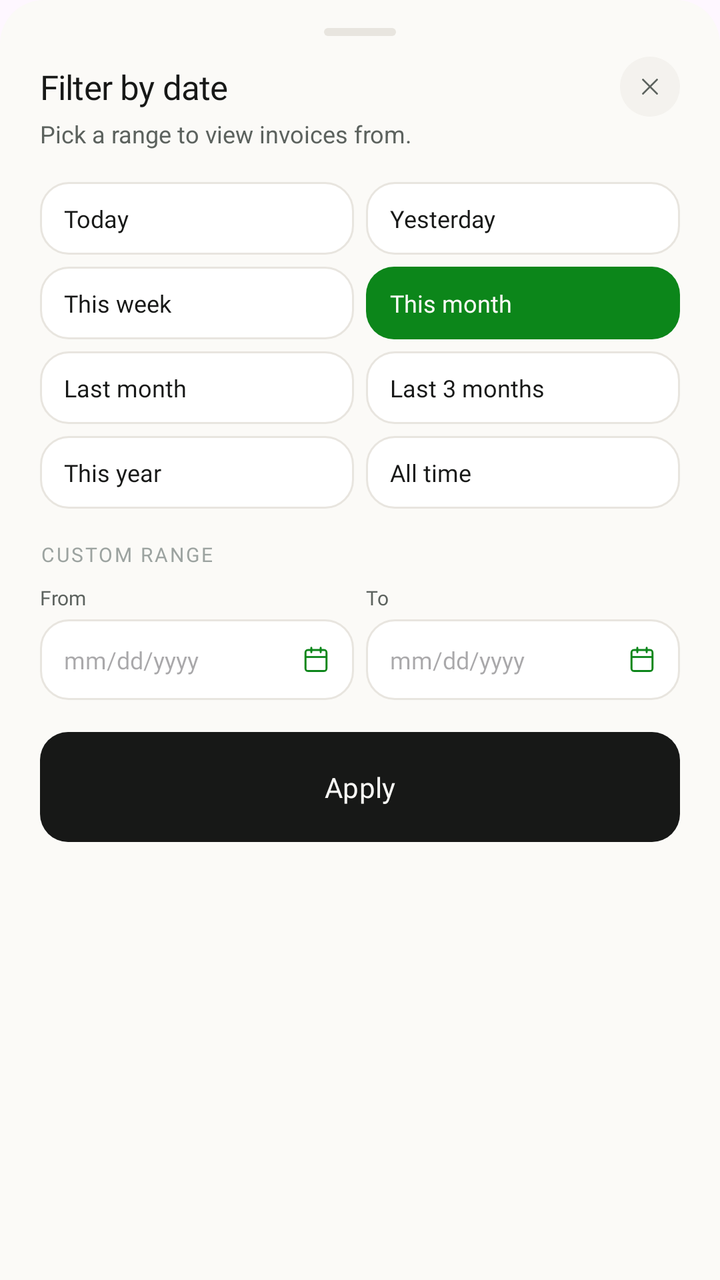
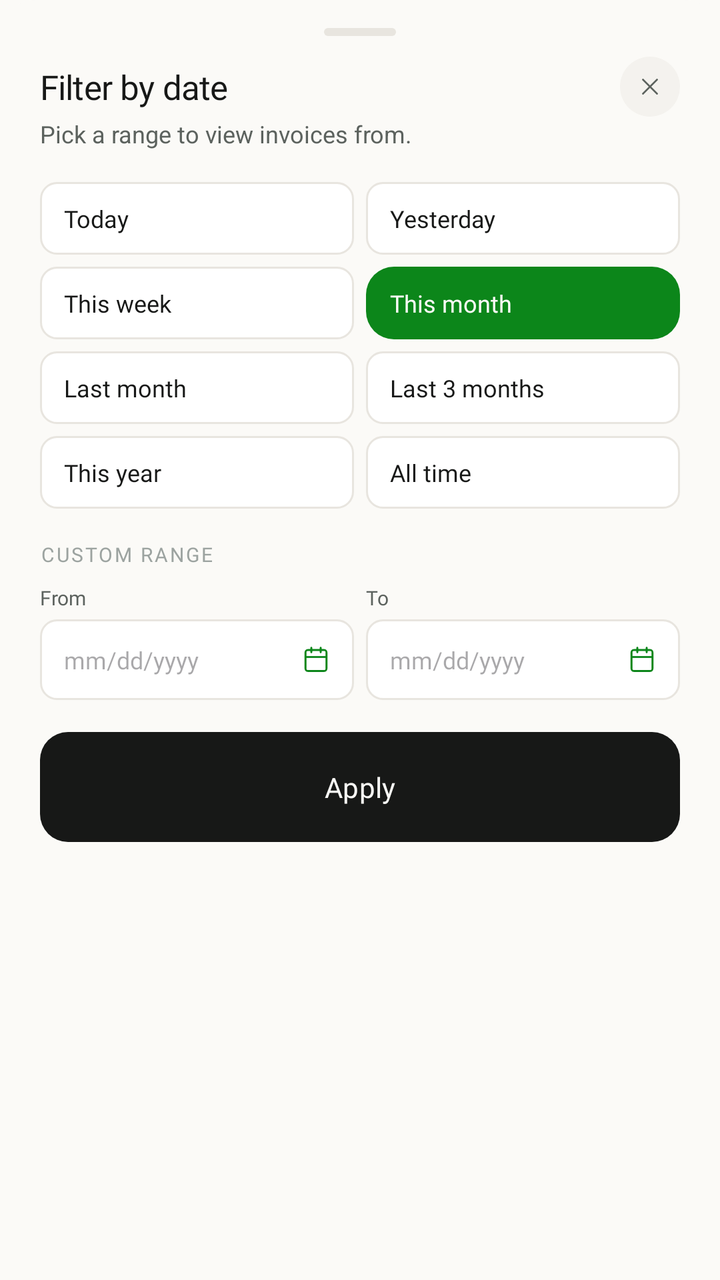

Screens rendered from an Android XML layout before and after an edit, with the pre-edit source and the edit as a unified diff.
<!-- AndroidManifest.xml: application theme Theme.InvoiceGenerator -->
<!-- res/layout/bottom_sheet_filter_invoices.xml -->
<?xml version="1.0" encoding="utf-8"?>
<androidx.constraintlayout.widget.ConstraintLayout xmlns:android="http://schemas.android.com/apk/res/android"
    xmlns:app="http://schemas.android.com/apk/res-auto"
    android:layout_width="match_parent"
    android:layout_height="wrap_content"
    android:background="@drawable/bg_currency_picker_sheet"
    android:paddingHorizontal="20dp"
    android:paddingTop="8dp"
    android:paddingBottom="28dp">

    
    <view class="android.widget.ImageView"
        android:id="@+id/dragHandleDateFilter"
        android:layout_width="36dp"
        android:layout_height="4dp"
        android:layout_marginTop="6dp"
        android:background="@drawable/drag_handle_bg"
        app:layout_constraintStart_toStartOf="parent"
        app:layout_constraintEnd_toEndOf="parent"
        app:layout_constraintTop_toTopOf="parent"/>

    
    <TextView
        android:id="@+id/filterTitle"
        android:layout_width="wrap_content"
        android:layout_height="wrap_content"
        android:text="Filter by date"
        android:fontFamily="@font/inter_bold"
        android:textSize="17sp"
        android:letterSpacing="-0.015"
        android:layout_marginTop="14dp"
        android:textColor="@color/btn_text_dark"
        app:layout_constraintTop_toBottomOf="@id/dragHandleDateFilter"
        app:layout_constraintStart_toStartOf="parent"
        app:layout_constraintEnd_toStartOf="@id/closeBtnDateFilter"
        app:layout_constraintHorizontal_bias="0"/>

    
    <TextView
        android:id="@+id/filterSubtitle"
        android:layout_width="0dp"
        android:layout_height="wrap_content"
        android:textSize="12sp"
        android:text="Pick a range to view invoices from."
        android:layout_marginTop="4dp"
        android:layout_marginEnd="12dp"
        android:textColor="@color/subheading_color_home"
        android:lineSpacingMultiplier="1.5"
        app:layout_constraintTop_toBottomOf="@id/filterTitle"
        app:layout_constraintStart_toStartOf="parent"
        app:layout_constraintEnd_toStartOf="@id/closeBtnDateFilter"/>

    
    <ImageButton
        android:id="@+id/closeBtnDateFilter"
        android:layout_width="30dp"
        android:layout_height="30dp"
        android:background="@drawable/bg_cross_button"
        android:backgroundTint="#F4F2EE"
        android:src="@drawable/ic_close"
        app:layout_constraintEnd_toEndOf="parent"
        app:layout_constraintTop_toTopOf="@id/filterTitle"
        app:layout_constraintBottom_toBottomOf="@id/filterTitle"/>

    
    <LinearLayout
        android:id="@+id/quickRangeGrid"
        android:layout_width="match_parent"
        android:layout_height="wrap_content"
        android:orientation="vertical"
        android:layout_marginTop="16dp"
        app:layout_constraintTop_toBottomOf="@id/filterSubtitle"
        app:layout_constraintStart_toStartOf="parent"
        app:layout_constraintEnd_toEndOf="parent">

        
        <LinearLayout
            android:layout_width="match_parent"
            android:layout_height="wrap_content"
            android:orientation="horizontal">

            <TextView
                android:id="@+id/btnToday"
                android:layout_width="0dp"
                android:layout_height="wrap_content"
                android:layout_weight="1"
                android:layout_marginEnd="3dp"
                android:background="@drawable/bg_input_field"
                android:paddingHorizontal="12dp"
                android:paddingVertical="10dp"
                android:text="Today"
                android:textSize="12sp"
                android:fontFamily="@font/inter_semibold"
                android:textColor="@color/btn_text_dark"
                android:gravity="start|center_vertical"
                android:clickable="true"
                android:focusable="true"/>

            <TextView
                android:id="@+id/btnYesterday"
                android:layout_width="0dp"
                android:layout_height="wrap_content"
                android:layout_weight="1"
                android:layout_marginStart="3dp"
                android:background="@drawable/bg_input_field"
                android:paddingHorizontal="12dp"
                android:paddingVertical="10dp"
                android:text="Yesterday"
                android:textSize="12sp"
                android:fontFamily="@font/inter_semibold"
                android:textColor="@color/btn_text_dark"
                android:gravity="start|center_vertical"
                android:clickable="true"
                android:focusable="true"/>
        </LinearLayout>

        
        <LinearLayout
            android:layout_width="match_parent"
            android:layout_height="wrap_content"
            android:orientation="horizontal"
            android:layout_marginTop="6dp">

            <TextView
                android:id="@+id/btnThisWeek"
                android:layout_width="0dp"
                android:layout_height="wrap_content"
                android:layout_weight="1"
                android:layout_marginEnd="3dp"
                android:background="@drawable/bg_input_field"
                android:paddingHorizontal="12dp"
                android:paddingVertical="10dp"
                android:text="This week"
                android:textSize="12sp"
                android:fontFamily="@font/inter_semibold"
                android:textColor="@color/btn_text_dark"
                android:gravity="start|center_vertical"
                android:clickable="true"
                android:focusable="true"/>

            <TextView
                android:id="@+id/btnThisMonth"
                android:layout_width="0dp"
                android:layout_height="wrap_content"
                android:layout_weight="1"
                android:layout_marginStart="3dp"
                android:background="@drawable/green_btn_bg"
                android:backgroundTint="@color/primary_green"
                android:paddingHorizontal="12dp"
                android:paddingVertical="10dp"
                android:text="This month"
                android:textSize="12sp"
                android:fontFamily="@font/inter_semibold"
                android:textColor="@color/bg_cream"
                android:gravity="start|center_vertical"
                android:clickable="true"
                android:focusable="true"/>
        </LinearLayout>

        
        <LinearLayout
            android:layout_width="match_parent"
            android:layout_height="wrap_content"
            android:orientation="horizontal"
            android:layout_marginTop="6dp">

            <TextView
                android:id="@+id/btnLastMonth"
                android:layout_width="0dp"
                android:layout_height="wrap_content"
                android:layout_weight="1"
                android:layout_marginEnd="3dp"
                android:background="@drawable/bg_input_field"
                android:paddingHorizontal="12dp"
                android:paddingVertical="10dp"
                android:text="Last month"
                android:textSize="12sp"
                android:fontFamily="@font/inter_semibold"
                android:textColor="@color/btn_text_dark"
                android:gravity="start|center_vertical"
                android:clickable="true"
                android:focusable="true"/>

            <TextView
                android:id="@+id/btnLast3Months"
                android:layout_width="0dp"
                android:layout_height="wrap_content"
                android:layout_weight="1"
                android:layout_marginStart="3dp"
                android:background="@drawable/bg_input_field"
                android:paddingHorizontal="12dp"
                android:paddingVertical="10dp"
                android:text="Last 3 months"
                android:textSize="12sp"
                android:fontFamily="@font/inter_semibold"
                android:textColor="@color/btn_text_dark"
                android:gravity="start|center_vertical"
                android:clickable="true"
                android:focusable="true"/>
        </LinearLayout>

        
        <LinearLayout
            android:layout_width="match_parent"
            android:layout_height="wrap_content"
            android:orientation="horizontal"
            android:layout_marginTop="6dp">

            <TextView
                android:id="@+id/btnThisYear"
                android:layout_width="0dp"
                android:layout_height="wrap_content"
                android:layout_weight="1"
                android:layout_marginEnd="3dp"
                android:background="@drawable/bg_input_field"
                android:paddingHorizontal="12dp"
                android:paddingVertical="10dp"
                android:text="This year"
                android:textSize="12sp"
                android:fontFamily="@font/inter_semibold"
                android:textColor="@color/btn_text_dark"
                android:gravity="start|center_vertical"
                android:clickable="true"
                android:focusable="true"/>

            <TextView
                android:id="@+id/btnAllTime"
                android:layout_width="0dp"
                android:layout_height="wrap_content"
                android:layout_weight="1"
                android:layout_marginStart="3dp"
                android:background="@drawable/bg_input_field"
                android:paddingHorizontal="12dp"
                android:paddingVertical="10dp"
                android:text="All time"
                android:textSize="12sp"
                android:fontFamily="@font/inter_semibold"
                android:textColor="@color/btn_text_dark"
                android:gravity="start|center_vertical"
                android:clickable="true"
                android:focusable="true"/>
        </LinearLayout>

    </LinearLayout>

    
    <TextView
        android:id="@+id/customRangeLabel"
        android:layout_width="wrap_content"
        android:layout_height="wrap_content"
        android:text="Custom range"
        android:textAllCaps="true"
        android:textColor="#9CA3A0"
        android:letterSpacing="0.1"
        android:fontFamily="@font/inter_semibold"
        android:textSize="10sp"
        android:layout_marginTop="16dp"
        app:layout_constraintTop_toBottomOf="@id/quickRangeGrid"
        app:layout_constraintStart_toStartOf="parent"/>

    
    <LinearLayout
        android:id="@+id/dateRangeRow"
        android:layout_width="match_parent"
        android:layout_height="wrap_content"
        android:orientation="horizontal"
        android:layout_marginTop="8dp"
        app:layout_constraintTop_toBottomOf="@id/customRangeLabel"
        app:layout_constraintStart_toStartOf="parent"
        app:layout_constraintEnd_toEndOf="parent">

        <LinearLayout
            android:layout_width="0dp"
            android:layout_height="wrap_content"
            android:layout_weight="1"
            android:layout_marginEnd="3dp"
            android:orientation="vertical">

            <TextView
                android:layout_width="wrap_content"
                android:layout_height="wrap_content"
                android:text="From"
                android:textSize="10sp"
                android:fontFamily="@font/inter_medium"
                android:textColor="@color/subheading_color_home"
                android:layout_marginBottom="4dp"/>

            <EditText
                android:id="@+id/fromDateInput"
                android:layout_width="match_parent"
                android:layout_height="wrap_content"
                android:background="@drawable/bg_input_field"
                android:padding="12dp"
                android:textSize="12sp"
                android:fontFamily="@font/inter_medium"
                android:textColor="@color/btn_text_dark"
                android:hint="mm/dd/yyyy"
                android:drawableEnd="@drawable/ic_calender_2"
                android:inputType="date"
                android:focusable="false"
                android:clickable="true"/>
        </LinearLayout>

        <LinearLayout
            android:layout_width="0dp"
            android:layout_height="wrap_content"
            android:layout_weight="1"
            android:layout_marginStart="3dp"
            android:orientation="vertical">

            <TextView
                android:layout_width="wrap_content"
                android:layout_height="wrap_content"
                android:text="To"
                android:textSize="10sp"
                android:fontFamily="@font/inter_medium"
                android:textColor="@color/subheading_color_home"
                android:layout_marginBottom="4dp"/>

            <EditText
                android:id="@+id/toDateInput"
                android:layout_width="match_parent"
                android:layout_height="wrap_content"
                android:background="@drawable/bg_input_field"
                android:padding="12dp"
                android:textSize="12sp"
                android:fontFamily="@font/inter_medium"
                android:textColor="@color/btn_text_dark"
                android:hint="mm/dd/yyyy"
                android:drawableEnd="@drawable/ic_calender_2"
                android:inputType="date"
                android:focusable="false"
                android:clickable="true"/>
        </LinearLayout>
    </LinearLayout>

    
    <Button
        android:id="@+id/applyBtn"
        android:layout_width="match_parent"
        android:layout_height="wrap_content"
        android:text="Apply"
        android:paddingHorizontal="14dp"
        android:paddingVertical="14dp"
        android:textAllCaps="false"
        android:textSize="14sp"
        android:fontFamily="@font/inter_semibold"
        android:textColor="@color/bg_cream"
        app:backgroundTint="@null"
        android:background="@drawable/green_btn_bg"
        android:backgroundTint="@color/btn_bg_dark"
        android:layout_marginTop="16dp"
        app:layout_constraintTop_toBottomOf="@id/dateRangeRow"
        app:layout_constraintStart_toStartOf="parent"
        app:layout_constraintEnd_toEndOf="parent"/>

</androidx.constraintlayout.widget.ConstraintLayout>
<!-- resources referenced by this layout -->
<resources>
  <color name="bg_cream">#FBFAF7</color>
  <color name="btn_bg_dark">#171817</color>
  <color name="btn_text_dark">#171817</color>
  <color name="primary_green">#0C861A</color>
  <color name="subheading_color_home">#5C625E</color>
  <!-- drawable bg_cross_button (drawable) -->
  <?xml version="1.0" encoding="utf-8"?>
  <shape xmlns:android="http://schemas.android.com/apk/res/android">
      <solid android:color="#F4F2EE" />
      <corners android:radius="999dp" />
  </shape>
  <!-- drawable bg_currency_picker_sheet (drawable) -->
  <?xml version="1.0" encoding="utf-8"?>
  <shape xmlns:android="http://schemas.android.com/apk/res/android"
      android:shape="rectangle">
      <solid
          android:color="#FBFAF7"/>
      <corners
          android:topRightRadius="22dp"
          android:topLeftRadius="22dp"/>
  
  </shape>
  <!-- drawable bg_input_field (drawable) -->
  <?xml version="1.0" encoding="utf-8"?>
  <shape xmlns:android="http://schemas.android.com/apk/res/android"
      android:shape="rectangle">
      <solid android:color="#FFFFFF"/>
      <stroke android:width="1dp"
          android:color="#E8E5DF"/>
      <corners android:radius="14dp"/>
  
  </shape>
  <!-- drawable drag_handle_bg (drawable) -->
  <?xml version="1.0" encoding="utf-8"?>
  <shape xmlns:android="http://schemas.android.com/apk/res/android">
      <solid android:color="#E8E5DF" />
      <corners android:radius="2dp" />
  </shape>
  <!-- drawable green_btn_bg (drawable) -->
  <?xml version="1.0" encoding="utf-8"?>
  <shape xmlns:android="http://schemas.android.com/apk/res/android">
      <solid android:color="#0C861A" />
      <corners android:radius="14dp" />
  </shape>
  <!-- drawable ic_close (drawable) -->
  <?xml version="1.0" encoding="utf-8"?>
  <vector xmlns:android="http://schemas.android.com/apk/res/android"
      android:width="14dp"
      android:height="14dp"
      android:viewportWidth="24"
      android:viewportHeight="24">
  
      <path
          android:pathData="M6,6 L18,18"
          android:strokeColor="#5C625E"
          android:strokeWidth="1.6"
          android:strokeLineCap="round"
          android:strokeLineJoin="round" />
  
      <path
          android:pathData="M18,6 L6,18"
          android:strokeColor="#5C625E"
          android:strokeWidth="1.6"
          android:strokeLineCap="round"
          android:strokeLineJoin="round" />
  
  </vector>
  <style name="Theme.InvoiceGenerator" parent="Base.Theme.InvoiceGenerator" />
  <style name="Base.Theme.InvoiceGenerator" parent="Theme.Material3.DayNight.NoActionBar">
          <item name="android:navigationBarColor">@android:color/transparent</item>
          <item name="android:statusBarColor">@android:color/transparent</item>
          <item name="android:windowLightNavigationBar">true</item>
      </style>
  <!-- unchanged entries left out for length: 1 -->
</resources>

<!-- the commit's change to res/layout/bottom_sheet_filter_invoices.xml (unified diff, before → after) -->
@@ -56,7 +56,7 @@
         android:layout_width="30dp"
         android:layout_height="30dp"
         android:background="@drawable/bg_cross_button"
-        android:backgroundTint="#F4F2EE"
+        android:backgroundTint="@color/greyish_white"
         android:src="@drawable/ic_close"
         app:layout_constraintEnd_toEndOf="parent"
         app:layout_constraintTop_toTopOf="@id/filterTitle"
@@ -250,7 +250,7 @@
         android:layout_height="wrap_content"
         android:text="Custom range"
         android:textAllCaps="true"
-        android:textColor="#9CA3A0"
+        android:textColor="@color/text_secondary"
         android:letterSpacing="0.1"
         android:fontFamily="@font/inter_semibold"
         android:textSize="10sp"
<!-- resource entries referenced after the edit -->
@@ -3,39 +3,33 @@
   <color name="bg_cream">#FBFAF7</color>
   <color name="btn_bg_dark">#171817</color>
   <color name="btn_text_dark">#171817</color>
+  <color name="greyish_white">#F4F2EE</color>
   <color name="primary_green">#0C861A</color>
   <color name="subheading_color_home">#5C625E</color>
+  <color name="text_secondary">#9CA3A0</color>
   <!-- drawable bg_cross_button (drawable) -->
   <?xml version="1.0" encoding="utf-8"?>
   <shape xmlns:android="http://schemas.android.com/apk/res/android">
-      <solid android:color="#F4F2EE" />
-      <corners android:radius="999dp" />
+      <corners android:radius="999dp"/>
+      <solid android:color="@color/greyish_white" />
   </shape>
   <!-- drawable bg_currency_picker_sheet (drawable) -->
   <?xml version="1.0" encoding="utf-8"?>
-  <shape xmlns:android="http://schemas.android.com/apk/res/android"
-      android:shape="rectangle">
-      <solid
-          android:color="#FBFAF7"/>
-      <corners
-          android:topRightRadius="22dp"
-          android:topLeftRadius="22dp"/>
-  
+  <shape xmlns:android="http://schemas.android.com/apk/res/android">
+      <corners android:topLeftRadius="18dp" android:topRightRadius="18dp"/>
+      <solid android:color="@color/bg_cream"/>
   </shape>
   <!-- drawable bg_input_field (drawable) -->
   <?xml version="1.0" encoding="utf-8"?>
-  <shape xmlns:android="http://schemas.android.com/apk/res/android"
-      android:shape="rectangle">
-      <solid android:color="#FFFFFF"/>
-      <stroke android:width="1dp"
-          android:color="#E8E5DF"/>
-      <corners android:radius="14dp"/>
-  
+  <shape xmlns:android="http://schemas.android.com/apk/res/android">
+      <solid android:color="@color/white"/>
+      <corners android:radius="8dp"/>
+      <stroke android:width="1dp" android:color="@color/btn_border_light"/>
   </shape>
   <!-- drawable drag_handle_bg (drawable) -->
   <?xml version="1.0" encoding="utf-8"?>
   <shape xmlns:android="http://schemas.android.com/apk/res/android">
-      <solid android:color="#E8E5DF" />
+      <solid android:color="@color/btn_border_light" />
       <corners android:radius="2dp" />
   </shape>
   <!-- drawable green_btn_bg (drawable) -->
@@ -54,24 +48,28 @@
   
       <path
           android:pathData="M6,6 L18,18"
-          android:strokeColor="#5C625E"
+          android:strokeColor="@color/text_grey"
           android:strokeWidth="1.6"
           android:strokeLineCap="round"
           android:strokeLineJoin="round" />
   
       <path
           android:pathData="M18,6 L6,18"
-          android:strokeColor="#5C625E"
+          android:strokeColor="@color/text_grey"
           android:strokeWidth="1.6"
           android:strokeLineCap="round"
           android:strokeLineJoin="round" />
   
   </vector>
   <style name="Theme.InvoiceGenerator" parent="Base.Theme.InvoiceGenerator" />
+  <color name="white">#FFFFFF</color>
+  <color name="btn_border_light">#E8E5DF</color>
+  <color name="text_grey">#5C625E</color>
   <style name="Base.Theme.InvoiceGenerator" parent="Theme.Material3.DayNight.NoActionBar">
           <item name="android:navigationBarColor">@android:color/transparent</item>
           <item name="android:statusBarColor">@android:color/transparent</item>
-          <item name="android:windowLightNavigationBar">true</item>
+          <item name="android:windowBackground">@color/bg_cream</item>
+          <item name="android:windowLightNavigationBar" tools:targetApi="o_mr1">true</item>
       </style>
   <!-- unchanged entries left out for length: 1 -->
 </resources>
